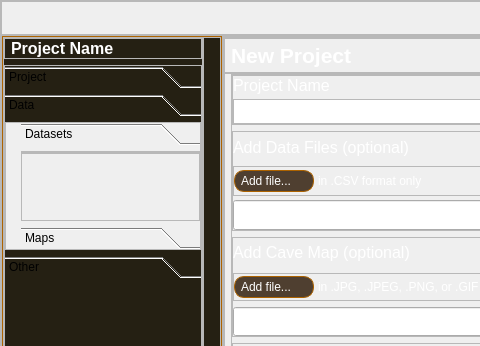
First picture: the form in ui/mainwindow.ui, repository CaveVis/GraphBat-Data-Visualizer, before the edit; both pictures show x 0 to 480 and y 0 to 346 of the 960 by 540 pixel window.
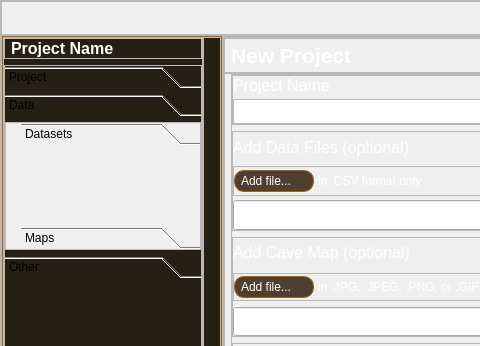
Second picture: the form after the edit. The open tabs and pages were chosen to show the change. Icons and pictures are not drawn.

The edit to the form file:
```diff
--- a/ui/mainwindow.ui
+++ b/ui/mainwindow.ui
@@ -938,7 +938,7 @@
                            <rect>
                             <x>0</x>
                             <y>0</y>
-                            <width>86</width>
+                            <width>198</width>
                             <height>106</height>
                            </rect>
                           </property>
@@ -1000,6 +1000,9 @@
                               </property>
                               <item>
                                <widget class="QToolBox" name="toolbox_graphlist">
+                                <property name="styleSheet">
+                                 <string notr="true">background: transparent</string>
+                                </property>
                                 <property name="currentIndex">
                                  <number>1</number>
                                 </property>
@@ -1011,10 +1014,13 @@
                                   <rect>
                                    <x>0</x>
                                    <y>0</y>
-                                   <width>86</width>
+                                   <width>183</width>
                                    <height>46</height>
                                   </rect>
                                  </property>
+                                 <property name="styleSheet">
+                                  <string notr="true">background: transparent</string>
+                                 </property>
                                  <property name="style_ID" stdset="0">
                                   <string>tbTabTier2</string>
                                  </property>
@@ -1043,6 +1049,9 @@
                                   </property>
                                   <item>
                                    <widget class="QScrollArea" name="scrollArea_2">
+                                    <property name="styleSheet">
+                                     <string notr="true">background: transparent</string>
+                                    </property>
                                     <property name="widgetResizable">
                                      <bool>true</bool>
                                     </property>
@@ -1055,9 +1064,12 @@
                                        <x>0</x>
                                        <y>0</y>
                                        <width>183</width>
-                                       <height>297</height>
+                                       <height>46</height>
                                       </rect>
                                      </property>
+                                     <property name="styleSheet">
+                                      <string notr="true">background: transparent</string>
+                                     </property>
                                      <layout class="QVBoxLayout" name="verticalLayout_27">
                                       <property name="spacing">
                                        <number>0</number>
@@ -1076,6 +1088,9 @@
                                       </property>
                                       <item alignment="Qt::AlignmentFlag::AlignTop">
                                        <widget class="QFrame" name="dataset_list">
+                                        <property name="styleSheet">
+                                         <string notr="true">background: transparent</string>
+                                        </property>
                                         <property name="frameShape">
                                          <enum>QFrame::Shape::StyledPanel</enum>
                                         </property>
```
Left out of the diff: 27 changed lines with no effect on the pictures.
